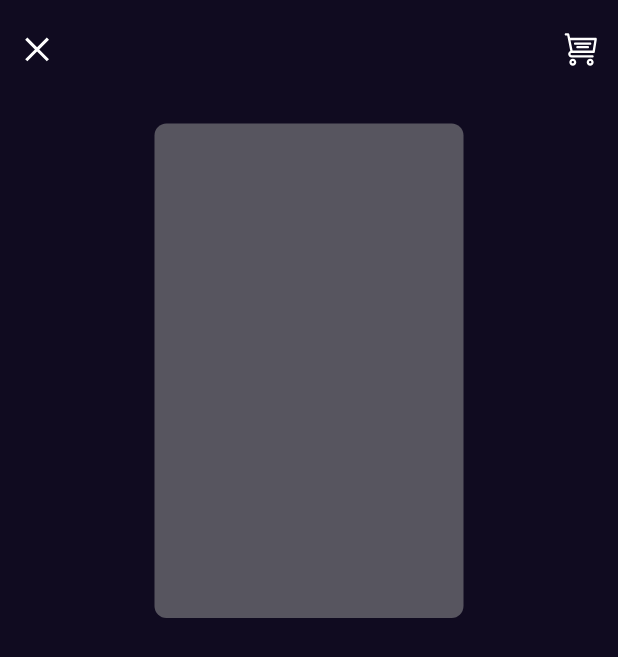
After one commit to Anas-Nabih/Bookly, a Flutter app: the screen it shows after launch, after a tap on "Harry Potter and the Goblet of fire.", on a phone screen of 412 x 824 dp. The commit adds this screen. Shown: the top 657 px of the screen. Run offline on Flutter 3.47's test engine with Material 2 defaults, Android fonts, the phone set to English and light mode, and no system bars; our stand-ins replace flutter_svg, sizer.

Commit message:
handle navigation, create book details view and it's app bar

```diff
--- /dev/null
+++ b/lib/core/utils/app_router.dart
@@ -0,0 +1,14 @@
+import 'package:bookly/features/home/book_details/book_details.dart';
+import 'package:bookly/features/home/presentaion/views/home_view.dart';
+import 'package:bookly/features/splash/presentation/views/splash_view.dart';
+
+abstract class AppRouter{
+
+  // static final GoRouter router = GoRouter(
+  //   routes: [
+  //     GoRoute(path: "/",builder: (context,state)=> const SplashView()),
+  //     GoRoute(path: "homeView",builder: (context,state)=> const HomeView()),
+  //     GoRoute(path: "bookDetailsView",builder: (context,state)=> const BookDetailsView()),
+  //   ],
+  // );
+}
--- a/lib/core/utils/utils.dart
+++ b/lib/core/utils/utils.dart
@@ -1,12 +1,33 @@
 import 'package:flutter/material.dart';
 import 'package:flutter_svg/flutter_svg.dart';
 
-class Utils{
-  static loadImage({required String img}){
+class Utils {
+  static loadImage({required String img}) {
     return Image.asset(img);
   }
 
-  static loadSvgImg({required String svgImg}){
-    return SvgPicture.asset(svgImg,color: Colors.white,);
+  static loadSvgImg({required String svgImg}) {
+    return SvgPicture.asset(
+      svgImg,
+      color: Colors.white,
+    );
+  }
+
+  static void push(
+      {required BuildContext context,
+      required Widget navigationScreen,
+      bool replace = false}) {
+    if (replace) {
+      Navigator.pushAndRemoveUntil(
+          context,
+          MaterialPageRoute(builder: (context) => navigationScreen),
+          (Route route) => false);
+    } else {
+      Navigator.push(
+          context,
+          MaterialPageRoute(
+            builder: (context) => navigationScreen,
+          ));
+    }
   }
 }
--- /dev/null
+++ b/lib/features/home/book_details/book_details.dart
@@ -0,0 +1,58 @@
+import 'package:bookly/core/constants.dart';
+import 'package:bookly/core/utils/utils.dart';
+import 'package:flutter/material.dart';
+import 'package:sizer/sizer.dart';
+
+class BookDetailsView extends StatelessWidget {
+  const BookDetailsView({Key? key}) : super(key: key);
+
+  @override
+  Widget build(BuildContext context) {
+    return SafeArea(
+      child: Scaffold(
+        body: Padding(
+          padding: EdgeInsets.symmetric(horizontal: Const.horizontalPadding,
+          vertical: Const.verticalPadding),
+          child: Column(
+
+            children: [
+              const CustomDetailsAppBar(),
+              SizedBox(height: 4.h),
+              Container(
+                height: 40.h,
+                width: 50.w,
+                decoration: BoxDecoration(
+                    color: Colors.grey.withOpacity(.5),
+                    borderRadius: BorderRadius.circular(8)
+                ),
+              )
+            ],
+          ),
+        ),
+      ),
+    );
+  }
+}
+
+class CustomDetailsAppBar extends StatelessWidget {
+  const CustomDetailsAppBar({
+    Key? key,
+  }) : super(key: key);
+
+  @override
+  Widget build(BuildContext context) {
+    return Row(
+      children: [
+        SizedBox(
+            height: 4.h,
+            width: 3.h,
+            child: Utils.loadSvgImg(svgImg: "assets/svg/cancel.svg")),
+        const Spacer(),
+        SizedBox(
+            height: 4.h,
+            width: 3.h,
+            child: Utils.loadSvgImg(svgImg: "assets/svg/cart.svg")),
+      ],
+    );
+  }
+}
--- /dev/null
+++ b/lib/features/home/book_details/widgets/book_details_body.dart
@@ -0,0 +1,22 @@
+import 'package:bookly/core/constants.dart';
+import 'package:bookly/core/utils/utils.dart';
+import 'package:flutter/material.dart';
+import 'package:sizer/sizer.dart';
+
+class BookDetailsBody extends StatelessWidget {
+  const BookDetailsBody({Key? key}) : super(key: key);
+
+  @override
+  Widget build(BuildContext context) {
+    return Padding(
+      padding: EdgeInsets.symmetric(horizontal: Const.horizontalPadding),
+      child: Row(
+
+        children: [
+          SizedBox(  height: 4.h,child: Utils.loadSvgImg(svgImg: "assets/svg/cancel.svg")),
+          SizedBox(  height: 4.h,child: Utils.loadSvgImg(svgImg: "assets/svg/cart.svg")),
+         ],
+      ),
+    );
+  }
+}
--- a/lib/features/home/presentaion/views/home_view.dart
+++ b/lib/features/home/presentaion/views/home_view.dart
@@ -6,7 +6,7 @@ class HomeView extends StatelessWidget {
 
   @override
   Widget build(BuildContext context) {
-    return SafeArea(
+    return const SafeArea(
       child: Scaffold(
         body: HomeViewBody(),
       ),
--- a/lib/features/home/presentaion/views/widgets/best_seller_list_view.dart
+++ b/lib/features/home/presentaion/views/widgets/best_seller_list_view.dart
@@ -1,3 +1,5 @@
+import 'package:bookly/core/utils/utils.dart';
+import 'package:bookly/features/home/book_details/book_details.dart';
 import 'package:bookly/features/home/presentaion/views/widgets/best_seller_item.dart';
 import 'package:flutter/material.dart';
 
@@ -9,7 +11,9 @@ class BestSellerListView extends StatelessWidget {
     return ListView.builder(
       physics: const NeverScrollableScrollPhysics(),
       itemCount: 8,
-      itemBuilder: (context, index) => const BestSellerItem(),
+      itemBuilder: (context, index) => GestureDetector(
+          onTap: ()=>Utils.push(context: context, navigationScreen:const  BookDetailsView()),
+          child: const BestSellerItem()),
     );
   }
 }
--- a/lib/features/home/presentaion/views/widgets/featured_book_list_view.dart
+++ b/lib/features/home/presentaion/views/widgets/featured_book_list_view.dart
@@ -12,7 +12,7 @@ class FeaturedBooksListView extends StatelessWidget {
       child: ListView.builder(
         itemCount: 8,
         scrollDirection: Axis.horizontal,
-        itemBuilder: (context, index) => FeaturedBookItem(),
+        itemBuilder: (context, index) =>const FeaturedBookItem(),
       ),
     );
   }
--- a/lib/features/splash/presentation/views/widgets/splash_view_body.dart
+++ b/lib/features/splash/presentation/views/widgets/splash_view_body.dart
@@ -1,10 +1,8 @@
-import 'package:bookly/core/constants.dart';
 import 'package:bookly/core/utils/assets_data.dart';
 import 'package:bookly/core/utils/utils.dart';
 import 'package:bookly/features/home/presentaion/views/home_view.dart';
 import 'package:bookly/features/splash/presentation/views/widgets/sliding_text.dart';
 import 'package:flutter/material.dart';
-import 'package:get/get.dart';
 import 'package:sizer/sizer.dart';
 
 class SplashViewBody extends StatefulWidget {
@@ -54,11 +52,10 @@ class _SplashViewBodyState extends State<SplashViewBody>
     _animationController.forward();
   }
 
-  handleNavigation(){
+  handleNavigation() {
     Future.delayed(
       const Duration(seconds: 2),
-          () => Get.to(const HomeView(),
-          transition: Transition.fade, duration: Const.durationTransition),
+      () => Utils.push(context: context, navigationScreen: const HomeView()),
     );
   }
 }
--- a/lib/main.dart
+++ b/lib/main.dart
@@ -1,8 +1,8 @@
 import 'package:bookly/core/constants.dart';
+import 'package:bookly/core/utils/app_router.dart';
 import 'package:bookly/features/splash/presentation/views/splash_view.dart';
 import 'package:bookly/res/colors.dart';
 import 'package:flutter/material.dart';
-import 'package:get/get.dart';
 import 'package:sizer/sizer.dart';
 
 void main() {
@@ -15,12 +15,12 @@ class BooklyApp extends StatelessWidget {
   @override
   Widget build(BuildContext context) {
     return Sizer(
-      builder: (context, orientation, deviceType) => GetMaterialApp(
+      builder: (context, orientation, deviceType) => MaterialApp(
         debugShowCheckedModeBanner: false,
         title: Const.appName,
-        theme: ThemeData.dark()
-            .copyWith(useMaterial3: true,scaffoldBackgroundColor: MColors.kScaffoldBGColor),
-
+        theme: ThemeData.dark().copyWith(
+            useMaterial3: true,
+            scaffoldBackgroundColor: MColors.kScaffoldBGColor),
         home: const SplashView(),
       ),
     );
--- a/pubspec.yaml
+++ b/pubspec.yaml
@@ -34,7 +34,6 @@ dependencies:
   # The following adds the Cupertino Icons font to your application.
   # Use with the CupertinoIcons class for iOS style icons.
   cupertino_icons: ^1.0.2
-  get: ^4.6.5
   sizer: ^2.0.15
   flutter_svg: ^1.1.6
 
```
Also changed, not shown: assets/svg/cancel.svg (added), assets/svg/cart.svg (added), pubspec.lock.
